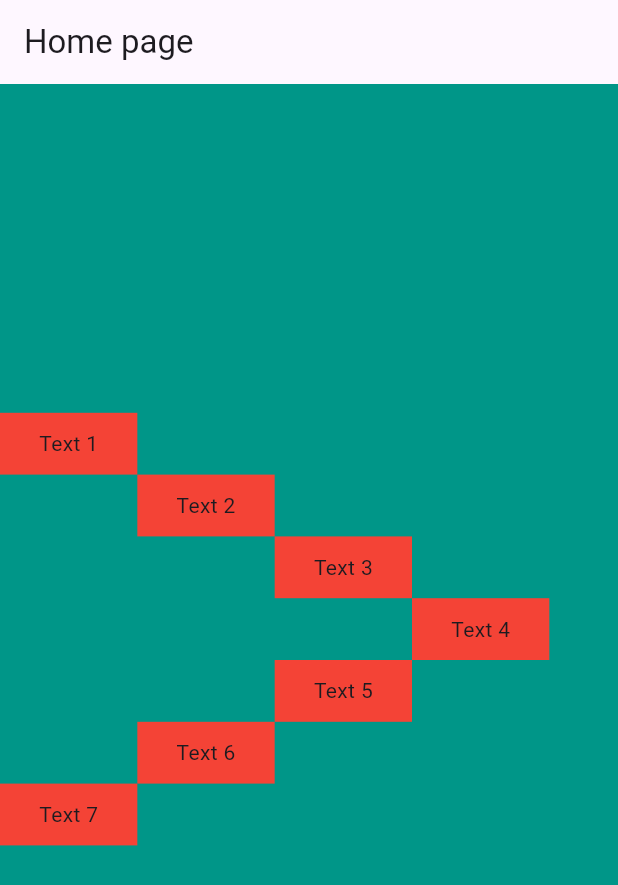
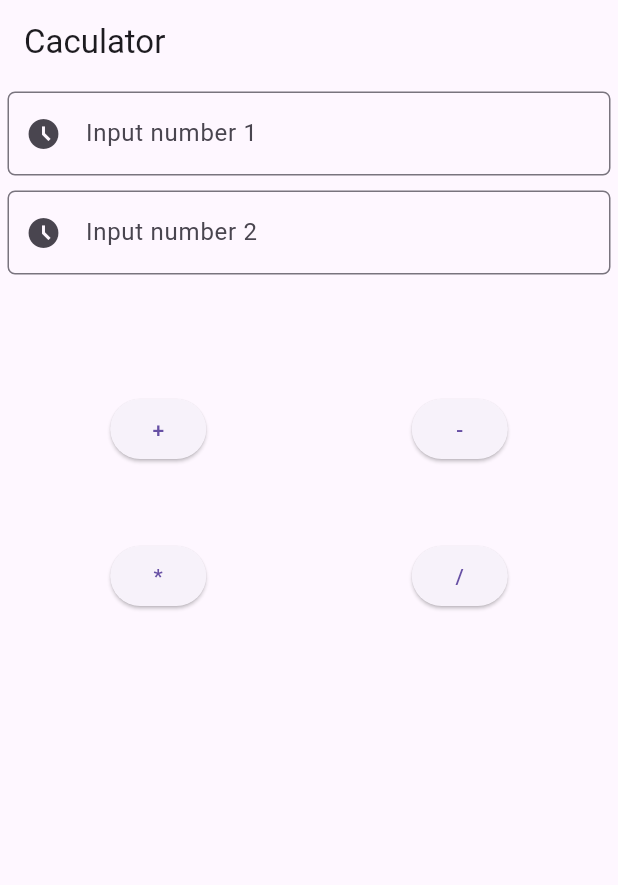
Before and after one commit to NamPhungNguyen/flutter_baitap1, a Flutter app: the screen it shows after launch, on a phone screen of 412 x 824 dp. Shown: the top 885 px of the screen. Run offline on Flutter 3.47's test engine with Material 3 defaults, Android fonts, the phone set to English and light mode, and no system bars.

Commit message:
app caculator

```diff
--- a/lib/main.dart
+++ b/lib/main.dart
@@ -1,4 +1,5 @@
 import 'package:flutter/material.dart';
+import 'package:flutter/services.dart';
 
 void main() {
   runApp(MyApp());
@@ -8,116 +9,174 @@ class MyApp extends StatelessWidget {
 
   @override
   Widget build(BuildContext context) {
-    return MaterialApp(
+    return GestureDetector(
+      onTap: (){
+        FocusScope.of(context).requestFocus(new FocusNode());
+      },
+      child: MaterialApp(
         title: "My App",
         home: HomePage(),
+      ),
     );
   }
 }
 
-class HomePage extends StatelessWidget {
-  const HomePage({super.key});
+class HomePage extends StatefulWidget {
+  @override
+  State<HomePage> createState() => _HomePageState();
+}
+
+class _HomePageState extends State<HomePage> {
+  final TextEditingController textController1 = TextEditingController();
+
+  final TextEditingController textController2 = TextEditingController();
+
+  double dataResult = double.infinity;
 
   @override
   Widget build(BuildContext context) {
     return Scaffold(
       appBar: AppBar(
-        title: Text("Home page"),
+        title: Text("Caculator"),
       ),
       body:SafeArea(
         child: Container(
+          padding: EdgeInsets.all(5),
           constraints: BoxConstraints.expand(),
-          color: Colors.teal,
             child: Column(
-              mainAxisAlignment: MainAxisAlignment.center,
+              crossAxisAlignment: CrossAxisAlignment.stretch,
              children: [
-                Container(
-                  height: MediaQuery.of(context).size.height / 2.5,
-                  width: double.infinity,
-                  child: Stack(
-                    children: [
-                      Positioned(
-                          top: 0,
-                          left: 0,
-                          child: Container(
-                            alignment: Alignment.center,
-                            width: MediaQuery.of(context).size.width / 4.5,
-                            height: MediaQuery.of(context).size.width / 10,
-                            color: Colors.red,
-                            child: Text("Text 1"),
+               TextField(
+                 controller: textController1 ,
+                 textInputAction: TextInputAction.next,
+                 keyboardType: TextInputType.number,
+                 inputFormatters: [FilteringTextInputFormatter.digitsOnly],
+                 decoration: InputDecoration(
+                   prefixIcon: Icon(Icons.access_time_filled_outlined),
+                   hintText: "Input number 1",
+                   border: OutlineInputBorder(
+                     borderRadius: BorderRadius.all(Radius.circular(5))
                    )
                  ),
-                      Positioned(
-                          top: (MediaQuery.of(context).size.width / 10),
-                          left: MediaQuery.of(context).size.width / 4.5,
-                          child: Container(
-                            alignment: Alignment.center,
-                            width: MediaQuery.of(context).size.width / 4.5,
-                            height: MediaQuery.of(context).size.width / 10,
-                            color: Colors.red,
-                            child: Text("Text 2"),
+               ),
+               SizedBox(height: 10,),
+               TextField(
+                 controller: textController2,
+                 textInputAction: TextInputAction.done,
+                 keyboardType: TextInputType.number,
+                 inputFormatters: [FilteringTextInputFormatter.digitsOnly],
+                 decoration: InputDecoration(
+                     prefixIcon: Icon(Icons.access_time_filled_outlined),
+                     hintText: "Input number 2",
+                     border: OutlineInputBorder(
+                         borderRadius: BorderRadius.all(Radius.circular(5))
                      )
                  ),
-                      Positioned(
-                          top: (MediaQuery.of(context).size.width / 10 * 2),
-                          left: (MediaQuery.of(context).size.width / 4.5) * 2,
-                          child: Container(
-                            alignment: Alignment.center,
-                            width: MediaQuery.of(context).size.width / 4.5,
-                            height: MediaQuery.of(context).size.width / 10,
+               ),
+               Center(
+                 child: Text(
+                  dataResult == double.infinity ? "" : "Ket qua = $dataResult",
+                   style: TextStyle(
                      color: Colors.red,
-                            child: Text("Text 3"),
-                          )
+                     fontSize: 20,
+                     fontWeight: FontWeight.bold,
+                     fontStyle: FontStyle.italic,
                    ),
-                      Positioned(
-                          top: (MediaQuery.of(context).size.width / 10 * 3),
-                          left: (MediaQuery.of(context).size.width / 4.5)*3,
-                          child: Container(
-                            alignment: Alignment.center,
-                            width: MediaQuery.of(context).size.width / 4.5,
-                            height: MediaQuery.of(context).size.width / 10,
-                            color: Colors.red,
-                            child: Text("Text 4"),
-                          )
                  ),
+               ),
+               SizedBox(height: 50,),
+               Row(
+                 children: [
+                   Expanded(
+                       child: Center(
+                           child:ElevatedButton(onPressed: (){
+                             String text1 = textController1.text.toString();
+                             String text2 = textController2.text.toString();
 
+                             if (text1.isEmpty || text2.isEmpty) {
+                               ScaffoldMessenger.of(context)
+                                   .showSnackBar(SnackBar(content: Text("Vui long nhap day du thong tin")));
+                             }
 
-                      Positioned(
-                          top: (MediaQuery.of(context).size.width / 10 * 4),
-                          left: (MediaQuery.of(context).size.width / 4.5)*2,
-                          child: Container(
-                            alignment: Alignment.center,
-                            width: MediaQuery.of(context).size.width / 4.5,
-                            height: MediaQuery.of(context).size.width / 10,
-                            color: Colors.red,
-                            child: Text("Text 5"),
-                          )
+                             double number1 = double.parse(text1);
+                             double number2 = double.parse(text2);
+                             setState(() {
+                               dataResult = (number1 + number2);
+                             });
+                           }, child: Text("+"))
                        ),
-                      Positioned(
-                          top: (MediaQuery.of(context).size.width / 10 * 5),
-                          left: (MediaQuery.of(context).size.width / 4.5),
-                          child: Container(
-                            alignment: Alignment.center,
-                            width: MediaQuery.of(context).size.width / 4.5,
-                            height: MediaQuery.of(context).size.width / 10,
-                            color: Colors.red,
-                            child: Text("Text 6"),
-                          )
                    ),
-                      Positioned(
-                          top:(MediaQuery.of(context).size.width / 10 * 6),
-                          left: 0,
-                          child: Container(
-                            alignment: Alignment.center,
-                            width: MediaQuery.of(context).size.width / 4.5,
-                            height: MediaQuery.of(context).size.width / 10,
-                            color: Colors.red,
-                            child: Text("Text 7"),
-                          )
+                   Expanded(
+                     child: Center(
+                         child:ElevatedButton(onPressed: (){
+                           String text1 = textController1.text.toString();
+                           String text2 = textController2.text.toString();
+
+                           if (text1.isEmpty || text2.isEmpty) {
+                             ScaffoldMessenger.of(context)
+                                 .showSnackBar(SnackBar(content: Text("Vui long nhap day du thong tin")));
+                           }
+
+                           double number1 = double.parse(text1);
+                           double number2 = double.parse(text2);
+                           setState(() {
+                             dataResult = (number1 - number2);
+                           });
+                         }, child: Text("-"))
+                     ),
                    ),
                  ],
                ),
-                )
+               SizedBox(height: 50,),
+               Row(
+                 children: [
+                   Expanded(
+                     child: Center(
+                         child:ElevatedButton(onPressed: (){
+                           String text1 = textController1.text.toString();
+                           String text2 = textController2.text.toString();
+
+                           if (text1.isEmpty || text2.isEmpty) {
+                             ScaffoldMessenger.of(context)
+                                 .showSnackBar(SnackBar(content: Text("Vui long nhap day du thong tin")));
+                           }
+
+                           double number1 = double.parse(text1);
+                           double number2 = double.parse(text2);
+                           setState(() {
+                             dataResult = (number1 * number2);
+                           });
+                         }, child: Text("*"))
+                     ),
+                   ),
+                   Expanded(
+                     child: Center(
+                         child:ElevatedButton(onPressed: (){
+                           String text1 = textController1.text.toString();
+                           String text2 = textController2.text.toString();
+
+                           if (text1.isEmpty || text2.isEmpty) {
+                             ScaffoldMessenger.of(context)
+                                 .showSnackBar(SnackBar(content: Text("Vui long nhap day du thong tin")));
+                           }
+
+                           double number1 = double.parse(text1);
+                           double number2 = double.parse(text2);
+
+                           if (number2 == 0) {
+                             ScaffoldMessenger
+                                 .of(context)
+                                 .showSnackBar(SnackBar(content: Text("Phep chia khong chia duoc so 0")));
+                           }
+                           setState(() {
+                             dataResult = (number1 / number2);
+                           });
+                         }, child: Text("/"))
+                     ),
+                   ),
+                 ],
+               ),
+
              ],
             ),
           ),
```
Lines whose indentation alone changed are shown as unchanged.
